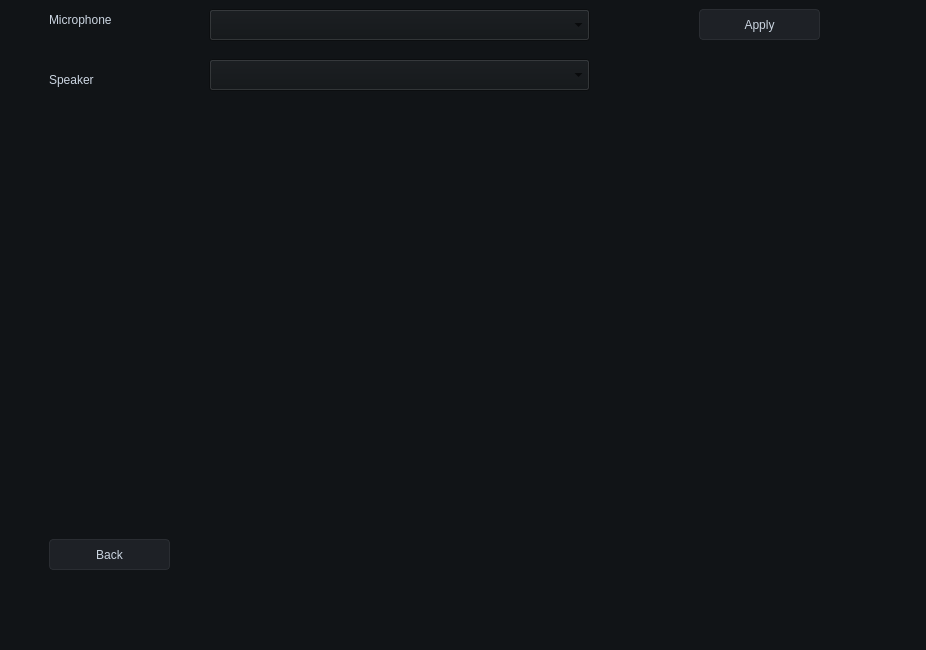
Above: forms/mainwindow.ui from payman-ap/CameraConsole before the change. Below: the same form after it.
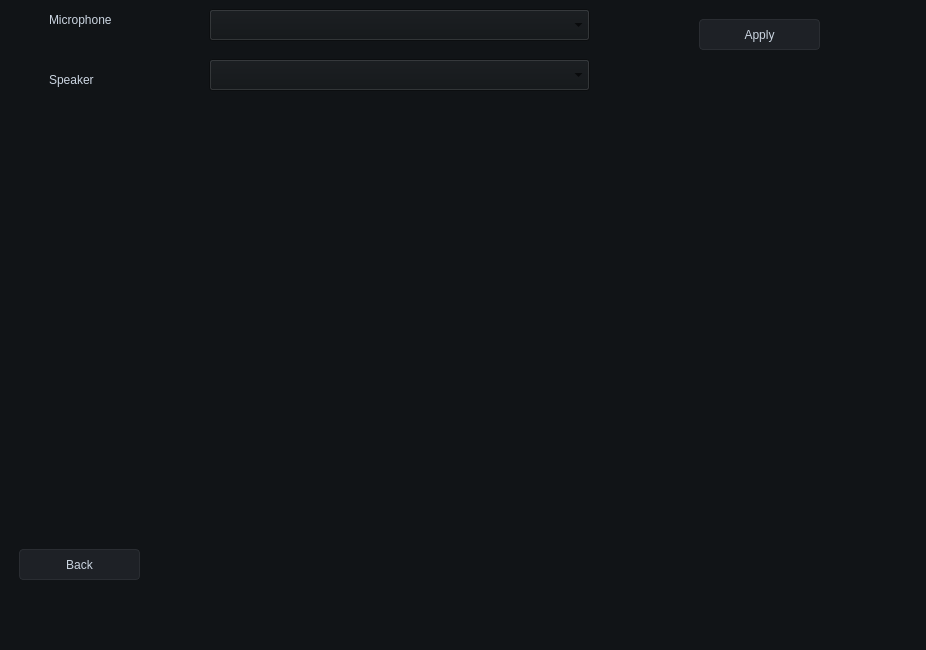
That is the form after the change. The open tabs and pages were chosen to show the change.

Diff of the .ui file:
```diff
--- a/forms/mainwindow.ui
+++ b/forms/mainwindow.ui
@@ -1079,7 +1079,7 @@
         <property name="geometry">
          <rect>
           <x>690</x>
-          <y>0</y>
+          <y>10</y>
           <width>121</width>
           <height>31</height>
          </rect>
@@ -1103,8 +1103,8 @@
        <widget class="QPushButton" name="btnBackAudioSettings">
         <property name="geometry">
          <rect>
-          <x>40</x>
-          <y>530</y>
+          <x>10</x>
+          <y>540</y>
           <width>121</width>
           <height>31</height>
          </rect>
@@ -1128,30 +1128,30 @@
        <widget class="QWidget" name="widgetEnvelope" native="true">
         <property name="geometry">
          <rect>
-          <x>230</x>
-          <y>110</y>
-          <width>600</width>
-          <height>81</height>
+          <x>169</x>
+          <y>120</y>
+          <width>700</width>
+          <height>100</height>
          </rect>
         </property>
        </widget>
        <widget class="QWidget" name="widgetWaveform" native="true">
         <property name="geometry">
          <rect>
-          <x>230</x>
-          <y>220</y>
-          <width>601</width>
-          <height>151</height>
+          <x>170</x>
+          <y>240</y>
+          <width>700</width>
+          <height>150</height>
          </rect>
         </property>
        </widget>
        <widget class="QWidget" name="widgetSpectrum" native="true">
         <property name="geometry">
          <rect>
-          <x>230</x>
-          <y>400</y>
-          <width>601</width>
-          <height>161</height>
+          <x>170</x>
+          <y>410</y>
+          <width>700</width>
+          <height>160</height>
          </rect>
         </property>
        </widget>
```
